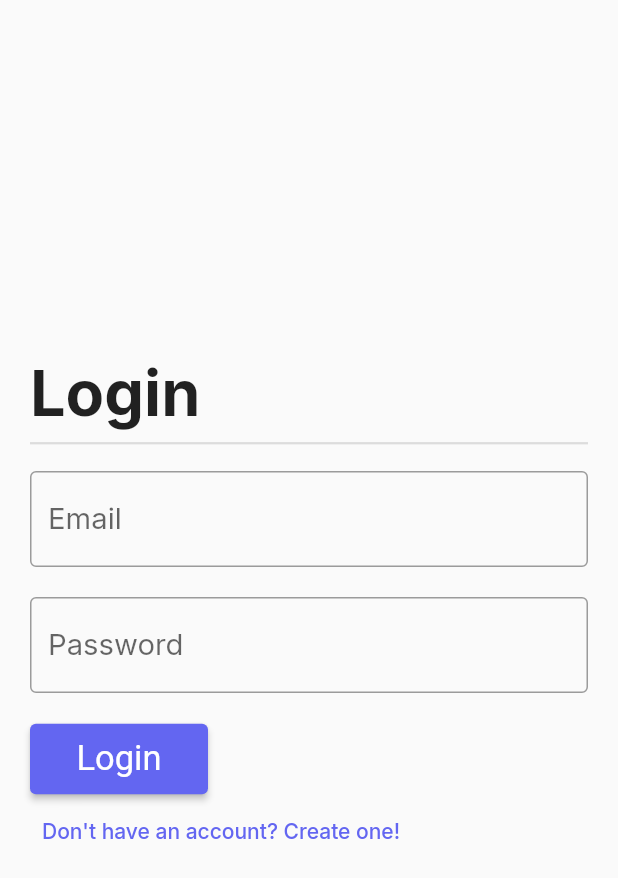
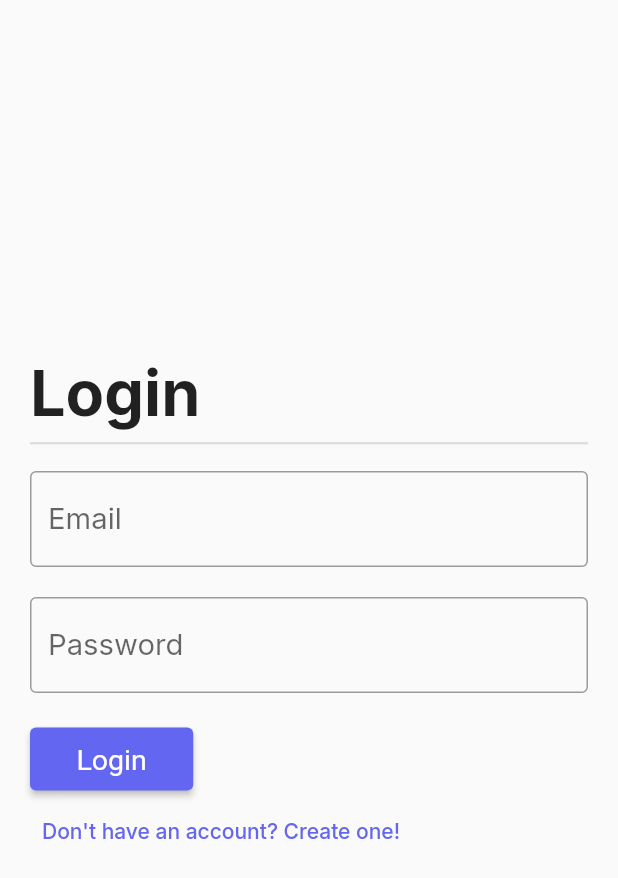
Before and after one commit to aadityasivaS/todolist-app, a Flutter app: the screen it shows after launch, on a phone screen of 412 x 824 dp. Shown: the top 878 px of the screen. Run offline on Flutter 3.47's test engine with Material 2 defaults, Android fonts, the phone set to English and light mode, and no system bars; our stand-ins replace email_validator, firebase_auth, firebase_core, flutter_easyloading, google_fonts, lottie; accounts and stored records are empty.

```diff
--- a/lib/main.dart
+++ b/lib/main.dart
@@ -24,7 +24,7 @@ class App extends StatelessWidget {
         elevatedButtonTheme: ElevatedButtonThemeData(
           style: ElevatedButton.styleFrom(
             primary: primaryColor,
-            textStyle: TextStyle(fontSize: 23),
+            textStyle: TextStyle(fontSize: 19),
           ),
         ),
         textButtonTheme: TextButtonThemeData(
```
